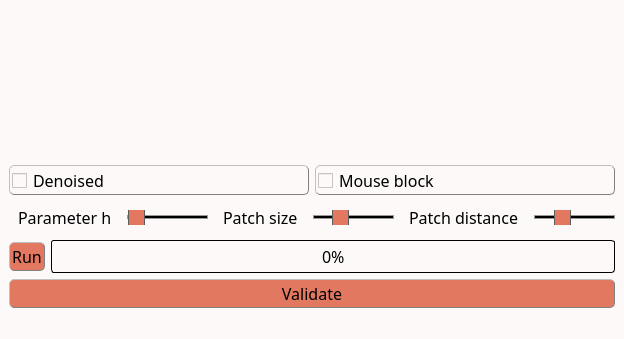
Old version of the form inichord/NLMD.ui in the repository Cyril-Langlois/iniCHORD.
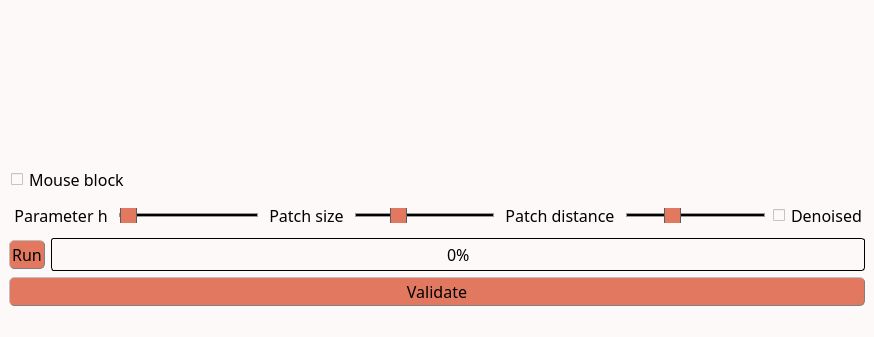
New version of the form. Icons and pictures are not drawn. Custom widgets are drawn as their Qt base class.

Diff of the .ui file:
```diff
--- a/inichord/NLMD.ui
+++ b/inichord/NLMD.ui
@@ -6,8 +6,8 @@
    <rect>
     <x>0</x>
     <y>0</y>
-    <width>623</width>
-    <height>339</height>
+    <width>873</width>
+    <height>337</height>
    </rect>
   </property>
   <property name="windowTitle">
@@ -30,13 +30,13 @@
 QLabel, QPushButton, QPushButton:hover, QCheckBox, QComboBox, Line, QTextEdit, QSpinBox {color: rgb(0, 0, 0)}
 
 /* style des bordures 1 */
-QLabel, QPushButton, QPushButton:hover, QCheckBox, QComboBox, QSpinBox  {
+QLabel, QPushButton, QPushButton:hover, QComboBox, QSpinBox  {
 	border-style : outset;
 	min-width : 5em;
 }
 
 /* style des bordures 2 */
-QPushButton, QPushButton:hover, QCheckBox, QComboBox, QSpinBox  {
+QPushButton, QPushButton:hover, QComboBox, QSpinBox  {
 	border-radius: 5px;
 	border-width: 1px;
 	border-color: gray;
@@ -56,8 +56,8 @@
 
 /* Gestion taille des QCheckBoxes */
 QCheckBox::indicator:unchecked, QCheckBox::indicator:unchecked:hover, QCheckBox::indicator:checked, QCheckBox::indicator:checked:hover  {
-	width :15px;
-	height : 15px;
+	width :12px;
+	height : 12px;
 }
 
 QLabel {
@@ -175,6 +175,12 @@
             <verstretch>0</verstretch>
            </sizepolicy>
           </property>
+          <property name="minimumSize">
+           <size>
+            <width>250</width>
+            <height>0</height>
+           </size>
+          </property>
          </widget>
         </item>
         <item>
@@ -199,25 +205,6 @@
        <layout class="QVBoxLayout" name="verticalLayout">
         <item>
          <layout class="QHBoxLayout" name="horizontalLayout_2">
-          <item>
-           <widget class="QCheckBox" name="denoised">
-            <property name="font">
-             <font>
-              <family>Noto Sans Cond</family>
-              <pointsize>12</pointsize>
-              <weight>50</weight>
-              <italic>false</italic>
-              <bold>false</bold>
-             </font>
-            </property>
-            <property name="styleSheet">
-             <string notr="true"/>
-            </property>
-            <property name="text">
-             <string>Denoised</string>
-            </property>
-           </widget>
-          </item>
           <item>
            <widget class="QCheckBox" name="mouseLock">
             <property name="font">
@@ -271,6 +258,9 @@
             <property name="textFormat">
              <enum>Qt::PlainText</enum>
             </property>
+            <property name="alignment">
+             <set>Qt::AlignCenter</set>
+            </property>
            </widget>
           </item>
           <item>
@@ -328,6 +318,9 @@
             <property name="text">
              <string>Patch size</string>
             </property>
+            <property name="alignment">
+             <set>Qt::AlignCenter</set>
+            </property>
            </widget>
           </item>
           <item>
@@ -382,6 +375,9 @@
             <property name="text">
              <string>Patch distance</string>
             </property>
+            <property name="alignment">
+             <set>Qt::AlignCenter</set>
+            </property>
            </widget>
           </item>
           <item>
@@ -409,6 +405,25 @@
             </property>
            </widget>
           </item>
+          <item>
+           <widget class="QCheckBox" name="denoised">
+            <property name="font">
+             <font>
+              <family>Noto Sans Cond</family>
+              <pointsize>12</pointsize>
+              <weight>50</weight>
+              <italic>false</italic>
+              <bold>false</bold>
+             </font>
+            </property>
+            <property name="styleSheet">
+             <string notr="true"/>
+            </property>
+            <property name="text">
+             <string>Denoised</string>
+            </property>
+           </widget>
+          </item>
          </layout>
         </item>
         <item>
@@ -497,7 +512,7 @@
     <rect>
      <x>0</x>
      <y>0</y>
-     <width>623</width>
+     <width>873</width>
      <height>20</height>
     </rect>
    </property>
```
